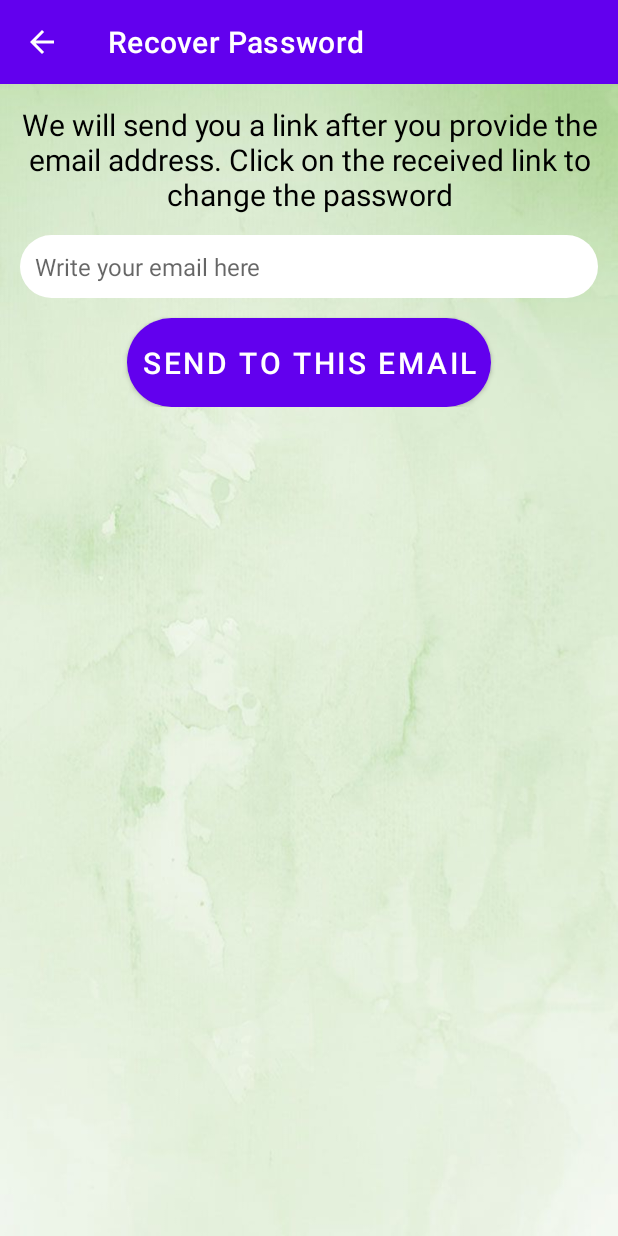
After one commit to FlaviaFerranti7/SocialAd, an Android app: the ResetPasswordActivity screen opened directly, with no data from a screen before it, on a phone screen of 412 x 824 dp. The commit adds this screen. Run offline under Robolectric (Android 15) with nearby library versions, the phone set to English and light mode, and no system bars; our stand-ins replace Firebase (no records; nobody signed in at launch, a user with empty details on screens opened directly).

Commit message:
reset forgotten password

```diff
--- a/app/src/main/AndroidManifest.xml
+++ b/app/src/main/AndroidManifest.xml
@@ -20,6 +20,8 @@
         android:roundIcon="@mipmap/ic_launcher_round"
         android:supportsRtl="true"
         android:theme="@style/Theme.SocialAd">
+        <activity android:name=".ResetPasswordActivity"
+            android:parentActivityName=".LoginActivity"></activity>
         <activity
             android:name=".FindUsersActivity"
             android:parentActivityName=".MainActivity" />
--- a/app/src/main/java/com/example/socialad/LoginActivity.kt
+++ b/app/src/main/java/com/example/socialad/LoginActivity.kt
@@ -37,6 +37,10 @@ class LoginActivity : AppCompatActivity() {
         }
         login_button.setOnClickListener {
             AllowingUserToLogin();
+        }
+
+        forget_password_link.setOnClickListener {
+            startActivity(Intent(this, ResetPasswordActivity::class.java))
         }
         // Configure Google Sign In
         val gso = GoogleSignInOptions.Builder(GoogleSignInOptions.DEFAULT_SIGN_IN)
--- /dev/null
+++ b/app/src/main/java/com/example/socialad/ResetPasswordActivity.kt
@@ -0,0 +1,49 @@
+package com.example.socialad
+
+import android.content.Intent
+import androidx.appcompat.app.AppCompatActivity
+import android.os.Bundle
+import android.text.TextUtils
+import android.widget.Toast
+import androidx.appcompat.widget.Toolbar
+import com.google.firebase.auth.FirebaseAuth
+import kotlinx.android.synthetic.main.activity_find_users.*
+import kotlinx.android.synthetic.main.activity_reset_password.*
+
+class ResetPasswordActivity : AppCompatActivity() {
+    private lateinit var mAuth: FirebaseAuth;
+
+    override fun onCreate(savedInstanceState: Bundle?) {
+        super.onCreate(savedInstanceState)
+        setContentView(R.layout.activity_reset_password)
+
+        Utils.setupUI(reset_password_layout, this)
+
+        val mToolbar: Toolbar = forget_password_toolbar as Toolbar
+        setSupportActionBar(mToolbar);
+        supportActionBar?.title = "Recover Password";
+        supportActionBar?.setDisplayHomeAsUpEnabled(true);
+        supportActionBar?.setDisplayShowHomeEnabled(true);
+
+        mAuth = FirebaseAuth.getInstance()
+
+        send_link_btn.setOnClickListener {
+            val user_email = insert_email.text.toString();
+            if(TextUtils.isEmpty(user_email)){
+                Toast.makeText(this, "Please write your email first", Toast.LENGTH_SHORT).show()
+            }
+            else{
+                mAuth.sendPasswordResetEmail(user_email).addOnCompleteListener {
+                    if(it.isSuccessful){
+                        Toast.makeText(this, "Check your email now", Toast.LENGTH_SHORT).show()
+                        startActivity(Intent(this, LoginActivity::class.java))
+                    }
+                    else{
+                        val message = it.exception?.message?.trim()
+                        Toast.makeText(this, "Error occured: $message", Toast.LENGTH_SHORT).show()
+                    }
+                }
+            }
+        }
+    }
+}
--- a/app/src/main/res/layout/activity_login.xml
+++ b/app/src/main/res/layout/activity_login.xml
@@ -16,7 +16,7 @@
         <LinearLayout
             android:layout_width="match_parent"
             android:layout_height="wrap_content"
-            android:orientation="vertical" >
+            android:orientation="vertical">
 
             <ImageView
                 android:id="@+id/login_logo_img"
@@ -105,7 +105,20 @@
                     android:src="@drawable/google" />
 
             </LinearLayout>
+
+            <TextView
+                android:id="@+id/forget_password_link"
+                android:layout_width="match_parent"
+                android:layout_height="wrap_content"
+                android:layout_marginTop="@dimen/btn_text"
+                android:text="Forget password? Click here"
+                android:textAlignment="center"
+                android:textColor="@android:color/black"
+                android:textStyle="bold"
+                tools:ignore="RtlCompat" />
+
         </LinearLayout>
+
     </ScrollView>
 
 
--- /dev/null
+++ b/app/src/main/res/layout/activity_reset_password.xml
@@ -0,0 +1,65 @@
+<?xml version="1.0" encoding="utf-8"?>
+<RelativeLayout xmlns:android="http://schemas.android.com/apk/res/android"
+    xmlns:app="http://schemas.android.com/apk/res-auto"
+    xmlns:tools="http://schemas.android.com/tools"
+    android:layout_width="match_parent"
+    android:layout_height="match_parent"
+    android:background="@drawable/login"
+    tools:context=".ResetPasswordActivity"
+    android:id="@+id/reset_password_layout">
+
+    <include
+        android:id="@+id/forget_password_toolbar"
+        layout="@layout/app_bar_layout"/>
+
+    <ScrollView
+        android:layout_width="match_parent"
+        android:layout_height="match_parent"
+        android:layout_below="@id/forget_password_toolbar">
+
+        <LinearLayout
+            android:layout_width="match_parent"
+            android:layout_height="wrap_content"
+            android:orientation="vertical">
+
+            <TextView
+                android:id="@+id/text_link"
+                android:layout_width="match_parent"
+                android:layout_height="wrap_content"
+                android:layout_marginLeft="@dimen/distance"
+                android:layout_marginTop="@dimen/distance"
+                android:layout_marginRight="@dimen/distance"
+                android:text="We will send you a link after you provide the email address. Click on the received link to change the password"
+                android:textAlignment="center"
+                android:textColor="@color/black"
+                android:textSize="@dimen/btn_text" />
+
+            <EditText
+                android:id="@+id/insert_email"
+                android:inputType="textEmailAddress"
+                android:layout_width="match_parent"
+                android:layout_height="wrap_content"
+                android:layout_marginLeft="@dimen/distance"
+                android:layout_marginTop="@dimen/distance"
+                android:layout_marginRight="@dimen/distance"
+                android:background="@drawable/inputs"
+                android:hint="Write your email here"
+                android:padding="@dimen/text_field"
+                android:textSize="@dimen/text" />
+
+            <Button
+                android:id="@+id/send_link_btn"
+                android:layout_width="wrap_content"
+                android:layout_height="wrap_content"
+                android:layout_gravity="center_horizontal"
+                android:layout_marginTop="@dimen/distance"
+                android:background="@drawable/button"
+                android:padding="@dimen/text_field"
+                android:text="Send to this email"
+                android:textSize="@dimen/btn_text" />
+
+        </LinearLayout>
+    </ScrollView>
+
+
+</RelativeLayout>
```
